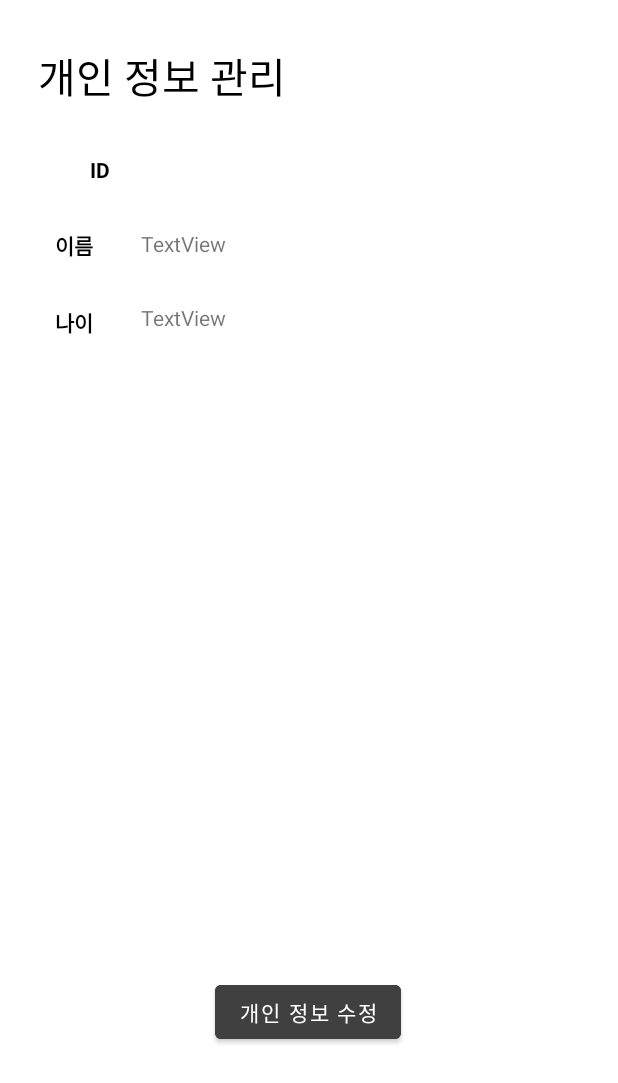
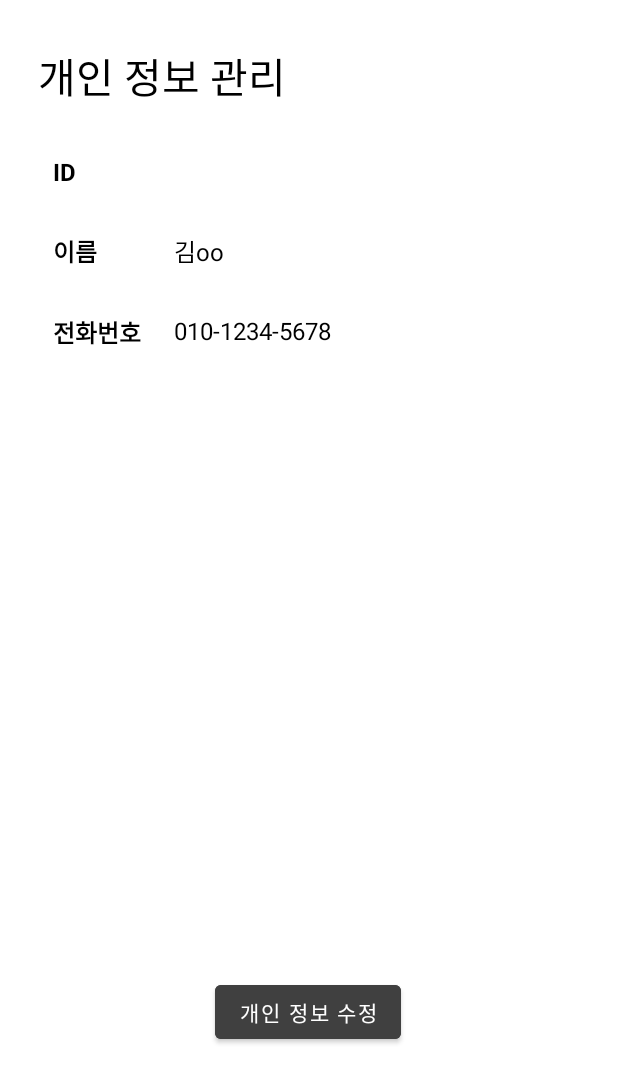
Before and after one commit to seo-00/Cage-Android, an Android app: the PersonalConfigActivity screen opened directly, with no data from a screen before it, on a phone screen of 412 x 824 dp. Shown: the top 1083 px of the screen. Run offline under Robolectric (Android 15) with nearby library versions, the phone set to English and light mode, and no system bars; network calls fail.

Commit message:
add Personal_config

```diff
--- a/app/src/main/java/com/example/smart_cage_android/PersonalConfigActivity.java
+++ b/app/src/main/java/com/example/smart_cage_android/PersonalConfigActivity.java
@@ -8,8 +8,7 @@ import android.widget.TextView;
 
 public class PersonalConfigActivity extends AppCompatActivity {
 
-    private TextView tv_id, tv_name, tv_age;
-
+    private TextView tv_id;
     @Override
     protected void onCreate(Bundle savedInstanceState) {
         super.onCreate(savedInstanceState);
@@ -22,9 +21,5 @@ public class PersonalConfigActivity extends AppCompatActivity {
 
         tv_id.setText(userID);
 
-        tv_name = findViewById(R.id.tv_name);
-        String userName = intent.getStringExtra("userName");
-
-        tv_id.setText(userName);
     }
 }
--- a/app/src/main/res/layout/activity_personal_config.xml
+++ b/app/src/main/res/layout/activity_personal_config.xml
@@ -22,12 +22,13 @@
 
     <TextView
         android:id="@+id/textView2"
-        android:layout_width="wrap_content"
+        android:layout_width="60sp"
         android:layout_height="wrap_content"
-        android:layout_marginStart="25dp"
+        android:layout_marginStart="35dp"
         android:layout_marginTop="30dp"
         android:text="ID"
         android:textColor="#000000"
+        android:textSize="16sp"
         android:textStyle="bold"
         app:layout_constraintEnd_toStartOf="@+id/tv_id"
         app:layout_constraintStart_toStartOf="parent"
@@ -35,24 +36,27 @@
 
     <TextView
         android:id="@+id/tv_id"
-        android:layout_width="wrap_content"
+        android:layout_width="200sp"
         android:layout_height="wrap_content"
         android:layout_marginStart="20dp"
         android:layout_marginTop="30dp"
-        android:layout_marginEnd="250dp"
+        android:layout_marginEnd="96dp"
         android:text="TextView"
+        android:textColor="#000000"
+        android:textSize="16sp"
         app:layout_constraintEnd_toEndOf="parent"
         app:layout_constraintStart_toEndOf="@+id/textView2"
         app:layout_constraintTop_toBottomOf="@+id/textView" />
 
     <TextView
         android:id="@+id/textView4"
-        android:layout_width="wrap_content"
+        android:layout_width="60sp"
         android:layout_height="wrap_content"
-        android:layout_marginStart="25dp"
+        android:layout_marginStart="35dp"
         android:layout_marginTop="30dp"
         android:text="이름"
         android:textColor="#000000"
+        android:textSize="16sp"
         android:textStyle="bold"
         app:layout_constraintEnd_toStartOf="@+id/tv_name"
         app:layout_constraintStart_toStartOf="parent"
@@ -73,24 +77,27 @@
 
     <TextView
         android:id="@+id/tv_name"
-        android:layout_width="wrap_content"
+        android:layout_width="200sp"
         android:layout_height="wrap_content"
         android:layout_marginStart="20dp"
         android:layout_marginTop="30dp"
-        android:layout_marginEnd="250dp"
-        android:text="TextView"
+        android:layout_marginEnd="96dp"
+        android:text="김oo"
+        android:textColor="#000000"
+        android:textSize="16sp"
         app:layout_constraintEnd_toEndOf="parent"
         app:layout_constraintStart_toEndOf="@+id/textView4"
         app:layout_constraintTop_toBottomOf="@+id/tv_id" />
 
     <TextView
         android:id="@+id/textView9"
-        android:layout_width="wrap_content"
+        android:layout_width="60sp"
         android:layout_height="wrap_content"
-        android:layout_marginStart="25dp"
+        android:layout_marginStart="35dp"
         android:layout_marginTop="30dp"
-        android:text="나이"
+        android:text="전화번호"
         android:textColor="#000000"
+        android:textSize="16sp"
         android:textStyle="bold"
         app:layout_constraintEnd_toStartOf="@+id/tv_age"
         app:layout_constraintStart_toStartOf="parent"
@@ -98,12 +105,14 @@
 
     <TextView
         android:id="@+id/tv_age"
-        android:layout_width="wrap_content"
+        android:layout_width="200sp"
         android:layout_height="wrap_content"
         android:layout_marginStart="20dp"
         android:layout_marginTop="30dp"
-        android:layout_marginEnd="250dp"
-        android:text="TextView"
+        android:layout_marginEnd="96dp"
+        android:text="010-1234-5678"
+        android:textColor="#000000"
+        android:textSize="16sp"
         app:layout_constraintEnd_toEndOf="parent"
         app:layout_constraintStart_toEndOf="@+id/textView9"
         app:layout_constraintTop_toBottomOf="@+id/tv_name" />
```
